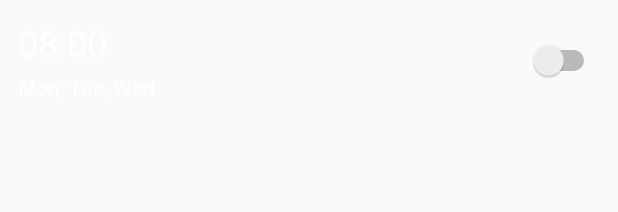
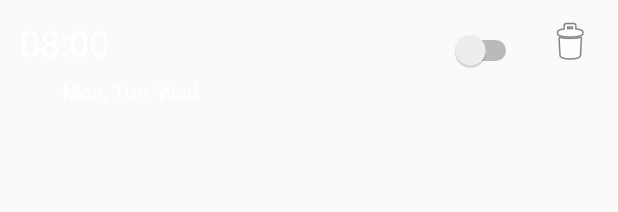
Before and after one commit to Vanderom-Cantrip/FocusAlarm, an Android app: the layout item_alarm.xml on its own in the app's theme, with its tools: preview values and no code run, on a phone screen of 412 x 824 dp. Shown: the top 212 px of the screen. Run offline under Robolectric (Android 15) with nearby library versions, the phone set to English and light mode, and no system bars.

Commit message:
Mostly working - need improved alarm list formatting.

```diff
--- a/app/src/main/res/layout/item_alarm.xml
+++ b/app/src/main/res/layout/item_alarm.xml
@@ -1,42 +1,57 @@
 <?xml version="1.0" encoding="utf-8"?>
 <androidx.constraintlayout.widget.ConstraintLayout xmlns:android="http://schemas.android.com/apk/res/android"
     xmlns:app="http://schemas.android.com/apk/res-auto"
+    xmlns:tools="http://schemas.android.com/tools"
     android:layout_width="match_parent"
     android:layout_height="wrap_content"
     android:padding="12dp">
 
     <TextView
         android:id="@+id/textTime"
-        android:layout_width="0dp"
-        android:layout_height="wrap_content"
+        android:layout_width="278dp"
+        android:layout_height="35dp"
+        android:layout_marginEnd="8dp"
         android:text="08:00"
+        android:textColor="@android:color/white"
         android:textSize="24sp"
-        android:textColor="@android:color/white"
-        app:layout_constraintTop_toTopOf="parent"
+        app:layout_constraintBottom_toTopOf="@id/textDays"
+        app:layout_constraintEnd_toStartOf="@id/switchEnabled"
         app:layout_constraintStart_toStartOf="parent"
-        app:layout_constraintEnd_toStartOf="@id/switchEnabled"
-        app:layout_constraintBottom_toTopOf="@id/textDays"
-        android:layout_marginEnd="8dp"/>
+        app:layout_constraintTop_toTopOf="parent" />
 
     <TextView
         android:id="@+id/textDays"
-        android:layout_width="0dp"
-        android:layout_height="wrap_content"
+        android:layout_width="221dp"
+        android:layout_height="26dp"
+        android:layout_marginTop="4dp"
         android:text="Mon, Tue, Wed"
         android:textColor="@android:color/white"
-        app:layout_constraintTop_toBottomOf="@id/textTime"
+        android:textSize="14sp"
+        app:layout_constraintBottom_toBottomOf="parent"
+        app:layout_constraintEnd_toStartOf="@id/switchEnabled"
+        app:layout_constraintHorizontal_bias="0.437"
         app:layout_constraintStart_toStartOf="parent"
-        app:layout_constraintEnd_toStartOf="@id/switchEnabled"
-        app:layout_constraintBottom_toBottomOf="parent"
-        android:layout_marginTop="4dp"
-        android:textSize="14sp"/>
+        app:layout_constraintTop_toBottomOf="@id/textTime" />
 
     <Switch
         android:id="@+id/switchEnabled"
         android:layout_width="wrap_content"
         android:layout_height="wrap_content"
+        android:layout_marginEnd="52dp"
+        app:layout_constraintBottom_toBottomOf="parent"
+        app:layout_constraintEnd_toEndOf="parent"
         app:layout_constraintTop_toTopOf="parent"
-        app:layout_constraintBottom_toBottomOf="parent"
-        app:layout_constraintEnd_toEndOf="parent" />
+        app:layout_constraintVertical_bias="0.205" />
+
+    <ImageButton
+        android:id="@+id/buttonDelete"
+        android:layout_width="wrap_content"
+        android:layout_height="wrap_content"
+        android:layout_marginStart="16dp"
+        android:background="?attr/selectableItemBackgroundBorderless"
+        android:contentDescription="Delete"
+        android:src="@android:drawable/ic_menu_delete"
+        app:layout_constraintStart_toEndOf="@+id/switchEnabled"
+        tools:layout_editor_absoluteY="5dp" />
 
 </androidx.constraintlayout.widget.ConstraintLayout>
```
Also changed, not shown: app/src/main/java/com/cantrip/focusalarm/AlarmAdapter.kt (deleted, +0 -44 lines), app/src/main/java/com/cantrip/focusalarm/AlarmListActivity.kt (+36 -14 lines), app/src/main/java/com/cantrip/focusalarm/MainActivity.kt (+6 -5 lines).
